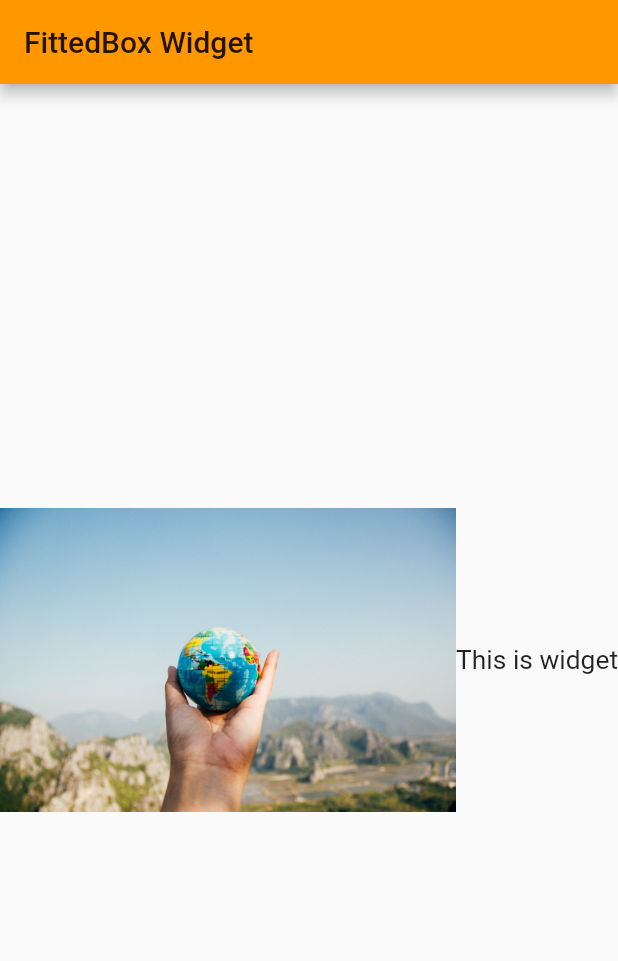
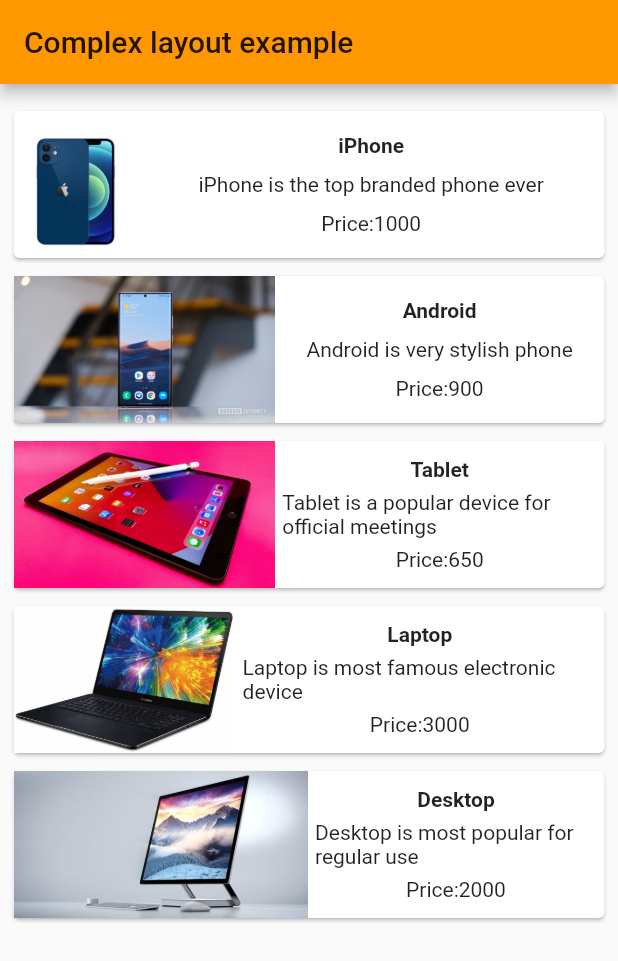
Before and after one commit to shatlykgur/imp2, a Flutter app: the screen it shows after launch, on a phone screen of 412 x 824 dp. Shown: the top 961 px of the screen. Run offline on Flutter 3.47's test engine with Material 2 defaults, Android fonts, the phone set to English and light mode, and no system bars.

Commit message:
complex layout

```diff
--- a/lib/main.dart
+++ b/lib/main.dart
@@ -9,39 +9,98 @@ class MyApp extends StatelessWidget {
   @override
   Widget build(BuildContext context) {
     return MaterialApp(
-      title: 'Multiple Layout Wwidget',
+      title: 'Building Complex Layout',
       debugShowCheckedModeBanner: false,
       theme: ThemeData(
         primarySwatch: Colors.orange,
       ),
-      home: MyHomePage(),
+      home: MyHomePage(title: "Complex layout example"),
     );
   }
 }
 
 class MyHomePage extends StatelessWidget {
+  MyHomePage({Key key, this.title}) : super(key: key);
+  final String title;
+
   @override
   Widget build(BuildContext context) {
     return Scaffold(
       appBar: AppBar(
-        title: Text("FittedBox Widget"),
+        title: Text(this.title),
       ),
-      body: Center(
-        child: FittedBox(
-          child: Row(
-            children: [
-              Container(
-                child: Image.asset('assets/wallpaper.jpg'),
-              ),
-              Container(
-                child: Text(
-                  "This is widget",
-                  style: TextStyle(fontSize: 300.0),
+      body: ListView(
+        padding: const EdgeInsets.fromLTRB(3.0, 12.0, 3.0, 12.0),
+        children: [
+          ProductBox(
+            name: "iPhone",
+            description: "iPhone is the top branded phone ever",
+            price: 1000,
+            image: "iphone12.png",
+          ),
+          ProductBox(
+            name: "Android",
+            description: "Android is very stylish phone",
+            price: 900,
+            image: "samsung.jpg",
+          ),
+          ProductBox(
+            name: "Tablet",
+            description: "Tablet is a popular device for official meetings",
+            price: 650,
+            image: "ipad.jpg",
+          ),
+          ProductBox(
+            name: "Laptop",
+            description: "Laptop is most famous electronic device",
+            price: 3000,
+            image: "laptop.jpg",
+          ),
+          ProductBox(
+            name: "Desktop",
+            description: "Desktop is most popular for regular use",
+            price: 2000,
+            image: "computer.jpg",
+          ),
+        ],
+      ),
+    );
+  }
+}
+
+class ProductBox extends StatelessWidget {
+  ProductBox({Key key, this.name, this.description, this.price, this.image})
+      : super(key: key);
+  final String name;
+  final String description;
+  final int price;
+  final String image;
+
+  @override
+  Widget build(BuildContext context) {
+    return Container(
+      padding: EdgeInsets.all(2),
+      height: 110,
+      child: Card(
+        child: Row(
+          mainAxisAlignment: MainAxisAlignment.spaceEvenly,
+          children: [
+            Image.asset("assets/" + image),
+            Expanded(
+              child: Container(
+                padding: EdgeInsets.all(5),
+                child: Column(
+                  mainAxisAlignment: MainAxisAlignment.spaceEvenly,
+                  children: [
+                    Text(this.name,
+                        style: TextStyle(fontWeight: FontWeight.bold)),
+                    Text(this.description),
+                    Text("Price:" + this.price.toString()),
+                  ],
                 ),
               ),
-            ],
-          ),
-          fit: BoxFit.contain,
+            ),
+          ],
         ),
       ),
     );
```
Also changed, not shown: assets/computer.jpg (added), assets/ipad.jpg (added), assets/iphone12.png (added), assets/laptop.jpg (added), assets/samsung.jpg (added), assets/wallpaper.jpg (deleted).
